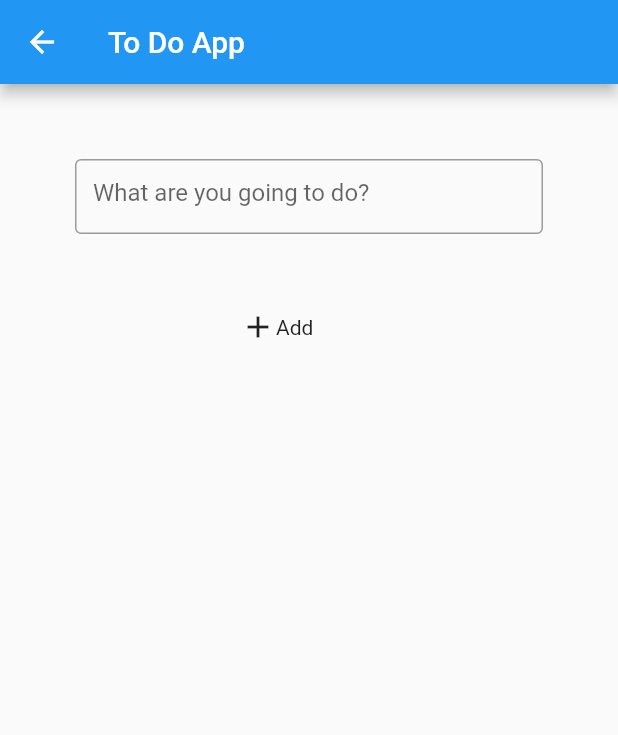
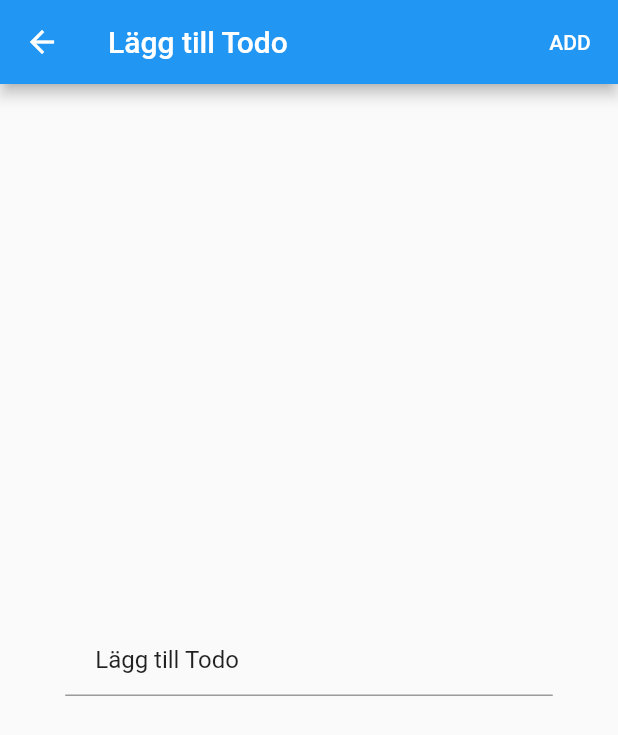
Before and after one commit to gu-tig169-ht21/gushallger, a Flutter app: the screen it shows after launch, after a tap on the "add" icon, on a phone screen of 412 x 824 dp. Shown: the top 735 px of the screen. Run offline on Flutter 3.47's test engine with Material 2 defaults, Android fonts, the phone set to English and light mode, and no system bars.

```diff
--- /dev/null
+++ b/lib/add_todo.dart
@@ -0,0 +1,53 @@
+import 'package:flutter/material.dart';
+import 'todo_item.dart';
+
+class AddTodo extends StatefulWidget {
+  const AddTodo({Key? key, required this.todo}) : super(key: key);
+
+  final TodoItem todo;
+
+  @override
+  State<AddTodo> createState() => AddTodoState(todo);
+}
+
+class AddTodoState extends State<AddTodo> {
+  late String attGora;
+  late bool done;
+
+  late TextEditingController textEditingController;
+
+  AddTodoState(TodoItem sak) {
+    this.attGora = sak.attGora;
+    this.done = sak.done;
+
+    textEditingController = TextEditingController(text: sak.attGora);
+
+    textEditingController.addListener(() {
+      setState(() {
+        attGora = textEditingController.text;
+      });
+    });
+  }
+  Widget build(BuildContext context) {
+    return Scaffold(
+        appBar: AppBar(title: Text("Lägg till Todo"), actions: [
+          TextButton(
+              onPressed: () {
+                Navigator.pop(context, TodoItem(attGora: attGora, done: done));
+              },
+              child: Text(
+                "ADD",
+                style: TextStyle(color: Colors.white),
+              ))
+        ]),
+        body: Center(
+          child: Container(
+            width: 325.0,
+            child: TextField(
+                decoration: const InputDecoration(
+                    contentPadding: EdgeInsets.only(left: 20)),
+                controller: textEditingController),
+          ),
+        ));
+  }
+}
--- /dev/null
+++ b/lib/item_list_view.dart
@@ -0,0 +1,62 @@
+import 'package:firstapp/todo_item.dart';
+import 'package:flutter/material.dart';
+import 'package:provider/provider.dart';
+import 'add_todo.dart';
+import 'item_list.dart';
+
+class ItemListView extends StatelessWidget {
+  Widget build(BuildContext context) {
+    return Scaffold(
+      appBar: AppBar(
+        title: Text("Dina ToDo:s"),
+        actions: [
+          PopupMenuButton(
+              onSelected: (String value) {
+                Provider.of<MyState>(context, listen: false).setFilterBy(value);
+              },
+              itemBuilder: (context) => [
+                    PopupMenuItem(
+                      child: Text("Alla"),
+                      value: "Alla",
+                    ),
+                    PopupMenuItem(
+                      child: Text("Klara"),
+                      value: "Klara",
+                    ),
+                    PopupMenuItem(
+                      child: Text("Ej Klara"),
+                      value: "ejKlara",
+                    ),
+                  ])
+        ],
+      ),
+      body: Consumer<MyState>(
+          builder: (context, state, child) => ItemList(
+                _filterList(state.list, state.filterBy),
+              )),
+      floatingActionButton: FloatingActionButton(
+        child: Icon(Icons.add),
+        onPressed: () async {
+          var newSak = await Navigator.push(
+              context,
+              MaterialPageRoute(
+                  builder: (context) => AddTodo(
+                      todo: TodoItem(attGora: "Lägg till Todo", done: false))));
+          if (newSak != null) {
+            Provider.of<MyState>(context, listen: false).addTodo(newSak);
+          }
+        },
+      ),
+    );
+  }
+
+  List<TodoItem> _filterList(list, filterBy) {
+    if (filterBy == "Alla") return list;
+    if (filterBy == "Klara")
+      return list.where((sak) => sak.done == true).toList();
+    if (filterBy == "ejKlara")
+      return list.where((sak) => sak.done == false).toList();
+    else
+      return list;
+  }
+}
--- a/lib/main.dart
+++ b/lib/main.dart
@@ -1,56 +1,21 @@
 import 'package:flutter/material.dart';
-import './saker.dart';
+import 'todo_item.dart';
+import 'package:provider/provider.dart';
+import './item_list_view.dart';
 
-void main() => runApp(MyApp());
+void main() {
+  var state = MyState();
+
+  runApp(ChangeNotifierProvider(create: (context) => state, child: MyApp()));
+}
 
 class MyApp extends StatelessWidget {
   @override
   Widget build(BuildContext context) {
     return MaterialApp(
       debugShowCheckedModeBanner: false,
-      home: MainView(),
+      title: "eriks app",
+      home: ItemListView(),
     );
   }
 }
-
-class MainView extends StatelessWidget {
-  @override
-  Widget build(BuildContext context) {
-    return Scaffold(
-      appBar: AppBar(
-        title: const Text('To Do App'),
-        actions: [
-          IconButton(icon: Icon(Icons.menu), onPressed: () {}),
-        ],
-      ),
-      floatingActionButton: FloatingActionButton(
-          tooltip: 'Add',
-          child: Icon(Icons.add),
-          onPressed: () {
-            Navigator.push(
-                context, MaterialPageRoute(builder: (context) => SecondView()));
-          }),
-      body: Center(
-        child: Column(children: [
-          //image(),
-          item("Handla mjölk", true),
-          item("Studera med todd", false),
-          item("Handla Mjölk", false),
-          item("Läsa på om Flutter", true),
-          item("Lämna in på GitHub", true),
-        ]),
-      ),
-    );
-  }
-}
-
-class SecondView extends StatelessWidget {
-  Widget build(BuildContext context) {
-    return Scaffold(
-      appBar: AppBar(
-        title: const Text('To Do App'),
-      ),
-      body: list(),
-    );
-  }
-}
--- a/pubspec.yaml
+++ b/pubspec.yaml
@@ -34,6 +34,7 @@ dependencies:
   # The following adds the Cupertino Icons font to your application.
   # Use with the CupertinoIcons class for iOS style icons.
   cupertino_icons: ^1.0.2
+  provider: ^6.0.1
 
 dev_dependencies:
   flutter_test:
```
Also changed, not shown: lib/item_list.dart (added, +42 -0 lines), lib/saker.dart (deleted, +0 -207 lines), lib/todo_item.dart (added, +41 -0 lines), pubspec.lock, 1 other file.
